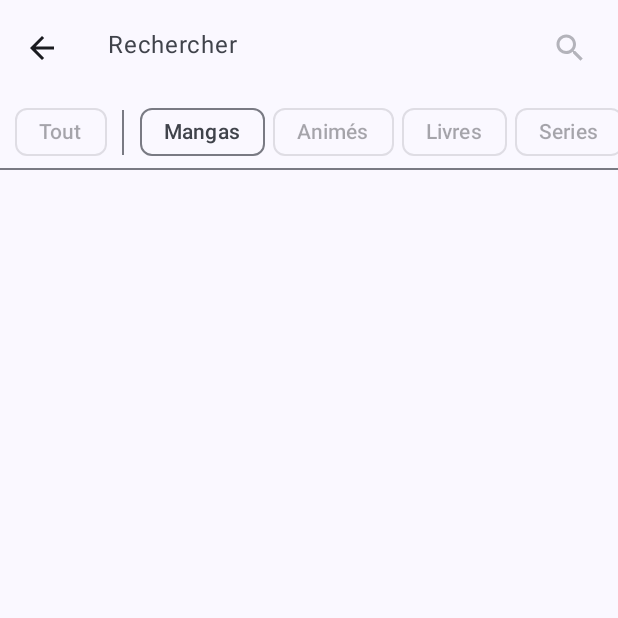
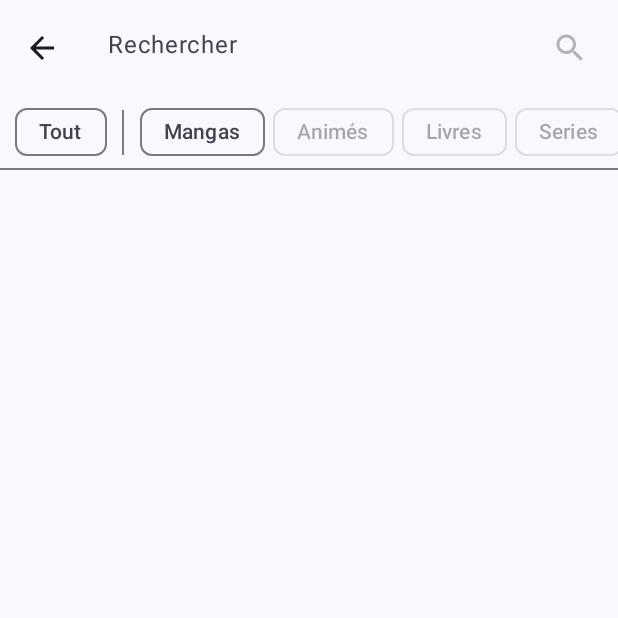
Before and after one commit to Jaetan-Salvetat/jMedia, an Android app built with Jetpack Compose: the search screen opened through its navigation route, on a phone screen of 412 x 824 dp, the top half of it. Run offline under Robolectric (Android 15) with nearby library versions, the phone set to English and light mode, and no system bars; pictures from the network do not load.

Commit message:
Fix the filter "all" button logic

```diff
--- a/app/src/main/java/fr/jaetan/jmedia/app/search/views/SearchSubviews.kt
+++ b/app/src/main/java/fr/jaetan/jmedia/app/search/views/SearchSubviews.kt
@@ -92,10 +92,9 @@ private fun SearchView.FilterCell() {
             item {
                 Row(Modifier.padding(start = 10.dp), verticalAlignment = Alignment.CenterVertically) {
                     FilterChip(
-                        selected = viewModel.filters.size == WorkType.all.size,
+                        selected = viewModel.filters.size == viewModel.implementedFilters.size,
                         onClick = { viewModel.filterHandler() },
-                        label = { Text(stringResource(R.string.all)) },
-                        enabled = false
+                        label = { Text(stringResource(R.string.all)) }
                     )
 
                     Box(
```
Also changed, not shown: app/src/main/java/fr/jaetan/jmedia/app/search/SearchViewModel.kt (+5 -3 lines).
